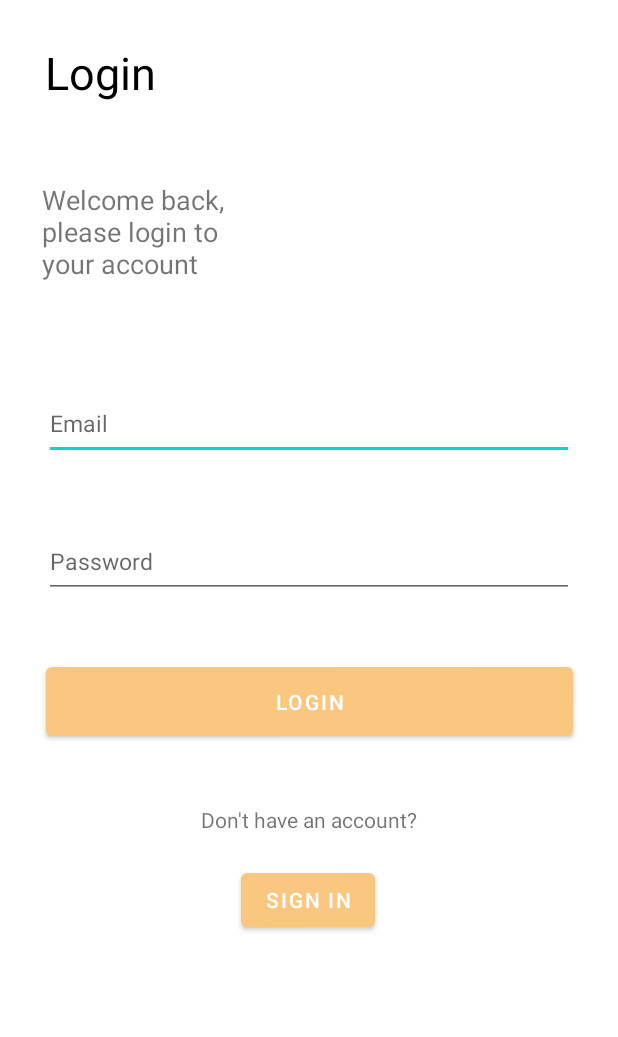
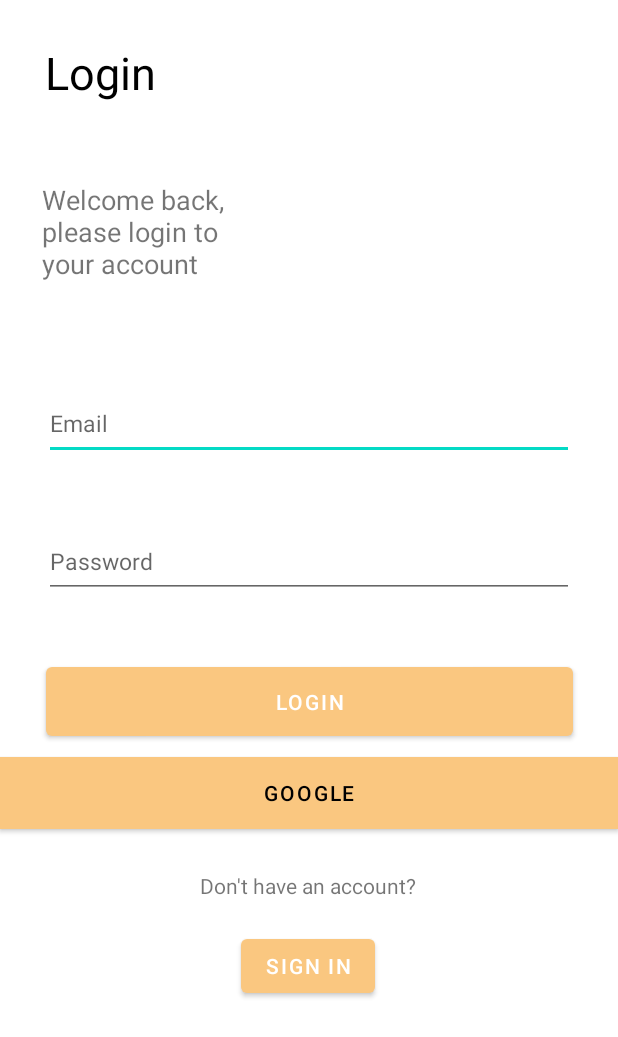
Before and after one commit to estebaan444/FogoProject1, an Android app: the screen it shows after launch (LoginActivity), on a phone screen of 412 x 824 dp. Shown: the top 1037 px of the screen. Run offline under Robolectric (Android 15) with nearby library versions, the light colour scheme and no system bars; our stand-ins replace Firebase (no records; nobody signed in at launch, a user with empty details on screens opened directly).

Commit message:
GOOGLE verification button

```diff
--- a/app/build.gradle
+++ b/app/build.gradle
@@ -53,6 +53,7 @@
     implementation 'com.google.firebase:firebase-database:20.1.0'
     implementation 'com.google.firebase:firebase-firestore-ktx:24.4.1'
     implementation 'com.google.firebase:firebase-storage-ktx:20.1.0'
+    implementation 'com.google.android.gms:play-services-auth:20.4.1'
     testImplementation 'junit:junit:4.13.2'
     androidTestImplementation 'androidx.test.ext:junit:1.1.5'
     implementation "androidx.multidex:multidex:2.0.1"
--- a/app/src/main/java/com/estebi/fogo1/MainActivity.kt
+++ b/app/src/main/java/com/estebi/fogo1/MainActivity.kt
@@ -8,6 +8,12 @@
 import androidx.navigation.ui.setupActionBarWithNavController
 import androidx.navigation.ui.setupWithNavController
 import com.estebi.fogo1.databinding.ActivityMain2Binding
+
+
+enum class ProviderType {
+    BASIC,
+    GOOGLE
+}
 
 class MainActivity : AppCompatActivity() {
 
--- a/app/src/main/res/layout/activity_login.xml
+++ b/app/src/main/res/layout/activity_login.xml
@@ -4,7 +4,8 @@
     xmlns:tools="http://schemas.android.com/tools"
     android:layout_width="match_parent"
     android:layout_height="match_parent"
-    tools:context=".LoginActivity">
+    tools:context=".LoginActivity"
+    android:id="@+id/loginLayout">
 
     <TextView
         android:id="@+id/logintxvw"
@@ -35,28 +36,28 @@
         android:layout_width="353dp"
         android:layout_height="48dp"
         android:layout_marginTop="64dp"
+        android:autofillHints=""
         android:ems="15"
         android:hint="@string/email"
         android:inputType="textEmailAddress"
         android:textSize="15sp"
         app:layout_constraintEnd_toEndOf="parent"
         app:layout_constraintStart_toStartOf="parent"
-        app:layout_constraintTop_toBottomOf="@+id/logintext"
-        android:autofillHints="" />
+        app:layout_constraintTop_toBottomOf="@+id/logintext" />
 
     <EditText
         android:id="@+id/TextPassword"
         android:layout_width="353dp"
         android:layout_height="48dp"
         android:layout_marginTop="44dp"
+        android:autofillHints=""
         android:ems="10"
         android:hint="@string/password"
         android:inputType="textPassword"
         android:textSize="15sp"
         app:layout_constraintEnd_toEndOf="parent"
         app:layout_constraintStart_toStartOf="parent"
-        app:layout_constraintTop_toBottomOf="@+id/EmailAddress"
-        android:autofillHints="" />
+        app:layout_constraintTop_toBottomOf="@+id/EmailAddress" />
 
     <Button
         android:id="@+id/loginBtn"
@@ -74,11 +75,12 @@
         android:id="@+id/textView3"
         android:layout_width="wrap_content"
         android:layout_height="wrap_content"
-        android:layout_marginTop="40dp"
+        android:layout_marginTop="28dp"
         android:text="@string/dontHaveAcounttxt"
         app:layout_constraintEnd_toEndOf="parent"
+        app:layout_constraintHorizontal_bias="0.498"
         app:layout_constraintStart_toStartOf="parent"
-        app:layout_constraintTop_toBottomOf="@+id/loginBtn" />
+        app:layout_constraintTop_toBottomOf="@+id/googleButton" />
 
     <Button
         android:id="@+id/singUpButton"
@@ -94,4 +96,18 @@
         app:layout_constraintTop_toBottomOf="@+id/textView3"
         app:layout_constraintVertical_bias="0.0"
         tools:ignore="TextContrastCheck" />
+
+    <Button
+        android:id="@+id/googleButton"
+        android:layout_width="match_parent"
+        android:layout_height="wrap_content"
+        android:layout_marginTop="8dp"
+        android:background="@color/white"
+        android:drawableStart="@mipmap/google"
+        android:text="Google"
+        android:textColor="#000000"
+        app:layout_constraintEnd_toEndOf="parent"
+        app:layout_constraintHorizontal_bias="0.0"
+        app:layout_constraintStart_toStartOf="parent"
+        app:layout_constraintTop_toBottomOf="@+id/loginBtn" />
 </androidx.constraintlayout.widget.ConstraintLayout>
--- a/app/src/main/res/values/strings.xml
+++ b/app/src/main/res/values/strings.xml
@@ -33,4 +33,5 @@
     <string name="IMV">TODO</string>
     <string name="profileimg">TODO</string>
     <string name="delete_account">Delete account</string>
+    <string name="prefs_file">com.estebi.fogo1.PREFERENCE_FILE_KEY</string>
 </resources>
```
Also changed, not shown: app/src/main/java/com/estebi/fogo1/LoginActivity.kt (+82 -0 lines), app/src/main/res/mipmap-xxxhdpi/google.png (added).
